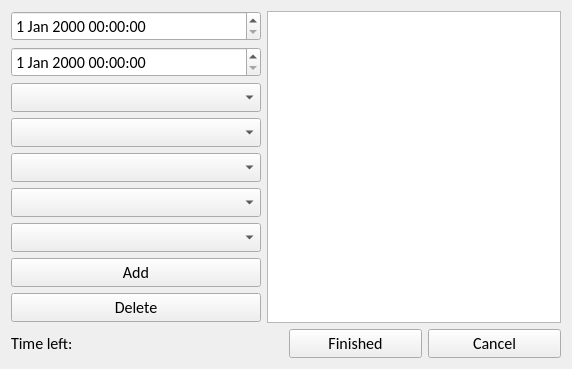
The window that Source/Labor-Tracker/shifteditform.ui (joshuawootonn/time-track) describes before a commit, drawn with Qt 5.
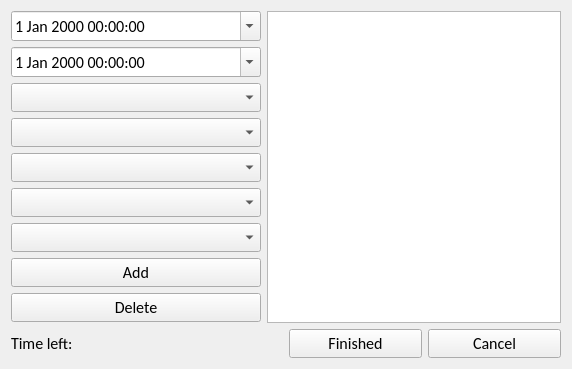
The same window after the commit.

Diff of the .ui file:
```diff
--- a/Source/Labor-Tracker/shifteditform.ui
+++ b/Source/Labor-Tracker/shifteditform.ui
@@ -30,10 +30,18 @@
           <enum>QLayout::SetMinimumSize</enum>
          </property>
          <item>
-          <widget class="QDateTimeEdit" name="DateTime1"/>
+          <widget class="QDateTimeEdit" name="DateTime1">
+           <property name="calendarPopup">
+            <bool>true</bool>
+           </property>
+          </widget>
          </item>
          <item>
-          <widget class="QDateTimeEdit" name="DateTime2"/>
+          <widget class="QDateTimeEdit" name="DateTime2">
+           <property name="calendarPopup">
+            <bool>true</bool>
+           </property>
+          </widget>
          </item>
          <item>
           <widget class="QComboBox" name="Name"/>
```
